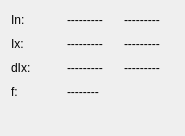
Above: wm3000i/wmrawactualvalbase.ui from ZeraGmbH/wm-project before the change. Below: the same form after it.
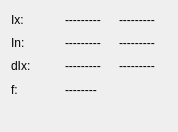
That is the form after the change.

Commit message: changes vector view to show X in the first line like error widget does

```diff
--- a/wm3000i/wmrawactualvalbase.ui
+++ b/wm3000i/wmrawactualvalbase.ui
@@ -6,8 +6,8 @@
    <rect>
     <x>0</x>
     <y>0</y>
-    <width>185</width>
-    <height>136</height>
+    <width>178</width>
+    <height>132</height>
    </rect>
   </property>
   <property name="sizePolicy">
@@ -38,16 +38,6 @@
    <bool>false</bool>
   </property>
   <layout class="QGridLayout">
-   <item row="2" column="1">
-    <widget class="QLabel" name="dXxAmplDisp">
-     <property name="text">
-      <string>---------</string>
-     </property>
-     <property name="wordWrap">
-      <bool>false</bool>
-     </property>
-    </widget>
-   </item>
    <item row="1" column="0">
     <widget class="QLabel" name="XxLabel">
      <property name="frameShape">
@@ -61,30 +51,8 @@
      </property>
     </widget>
    </item>
-   <item row="3" column="0">
-    <widget class="QLabel" name="FreqLabel">
-     <property name="frameShape">
-      <enum>QFrame::NoFrame</enum>
-     </property>
-     <property name="text">
-      <string>f:</string>
-     </property>
-     <property name="wordWrap">
-      <bool>false</bool>
-     </property>
-    </widget>
-   </item>
-   <item row="0" column="2">
-    <widget class="QLabel" name="XnPhaseDisp">
-     <property name="sizePolicy">
-      <sizepolicy hsizetype="Preferred" vsizetype="Preferred">
-       <horstretch>0</horstretch>
-       <verstretch>0</verstretch>
-      </sizepolicy>
-     </property>
-     <property name="frameShape">
-      <enum>QFrame::NoFrame</enum>
-     </property>
+   <item row="3" column="2">
+    <widget class="QLabel" name="dXxPhaseDisp">
      <property name="text">
       <string>---------</string>
      </property>
@@ -106,14 +74,17 @@
      </property>
     </widget>
    </item>
-   <item row="4" column="0" colspan="3">
-    <widget class="QLabel" name="Settingslabel">
+   <item row="3" column="1">
+    <widget class="QLabel" name="dXxAmplDisp">
      <property name="text">
-      <string/>
+      <string>---------</string>
+     </property>
+     <property name="wordWrap">
+      <bool>false</bool>
      </property>
     </widget>
    </item>
-   <item row="2" column="0">
+   <item row="3" column="0">
     <widget class="QLabel" name="dXxLabel">
      <property name="text">
       <string>dIx:</string>
@@ -123,6 +94,39 @@
      </property>
     </widget>
    </item>
+   <item row="4" column="0">
+    <widget class="QLabel" name="FreqLabel">
+     <property name="frameShape">
+      <enum>QFrame::NoFrame</enum>
+     </property>
+     <property name="text">
+      <string>f:</string>
+     </property>
+     <property name="wordWrap">
+      <bool>false</bool>
+     </property>
+    </widget>
+   </item>
+   <item row="4" column="1" colspan="2">
+    <widget class="QLabel" name="FreqDisp">
+     <property name="frameShape">
+      <enum>QFrame::NoFrame</enum>
+     </property>
+     <property name="text">
+      <string>--------</string>
+     </property>
+     <property name="wordWrap">
+      <bool>false</bool>
+     </property>
+    </widget>
+   </item>
+   <item row="5" column="0" colspan="3">
+    <widget class="QLabel" name="Settingslabel">
+     <property name="text">
+      <string/>
+     </property>
+    </widget>
+   </item>
    <item row="1" column="1">
     <widget class="QLabel" name="XxAmplDisp">
      <property name="frameShape">
@@ -139,30 +143,7 @@
      </property>
     </widget>
    </item>
-   <item row="2" column="2">
-    <widget class="QLabel" name="dXxPhaseDisp">
-     <property name="text">
-      <string>---------</string>
-     </property>
-     <property name="wordWrap">
-      <bool>false</bool>
-     </property>
-    </widget>
-   </item>
-   <item row="0" column="1">
-    <widget class="QLabel" name="XnAmplDisp">
-     <property name="frameShape">
-      <enum>QFrame::NoFrame</enum>
-     </property>
-     <property name="text">
-      <string>---------</string>
-     </property>
-     <property name="wordWrap">
-      <bool>false</bool>
-     </property>
-    </widget>
-   </item>
-   <item row="0" column="0">
+   <item row="2" column="0">
     <widget class="QLabel" name="XnLabel">
      <property name="frameShape">
       <enum>QFrame::NoFrame</enum>
@@ -175,13 +156,32 @@
      </property>
     </widget>
    </item>
-   <item row="3" column="1" colspan="2">
-    <widget class="QLabel" name="FreqDisp">
+   <item row="2" column="1">
+    <widget class="QLabel" name="XnAmplDisp">
      <property name="frameShape">
       <enum>QFrame::NoFrame</enum>
      </property>
      <property name="text">
-      <string>--------</string>
+      <string>---------</string>
+     </property>
+     <property name="wordWrap">
+      <bool>false</bool>
+     </property>
+    </widget>
+   </item>
+   <item row="2" column="2">
+    <widget class="QLabel" name="XnPhaseDisp">
+     <property name="sizePolicy">
+      <sizepolicy hsizetype="Preferred" vsizetype="Preferred">
+       <horstretch>0</horstretch>
+       <verstretch>0</verstretch>
+      </sizepolicy>
+     </property>
+     <property name="frameShape">
+      <enum>QFrame::NoFrame</enum>
+     </property>
+     <property name="text">
+      <string>---------</string>
      </property>
      <property name="wordWrap">
       <bool>false</bool>
```
The commit also changes 1 other file.
